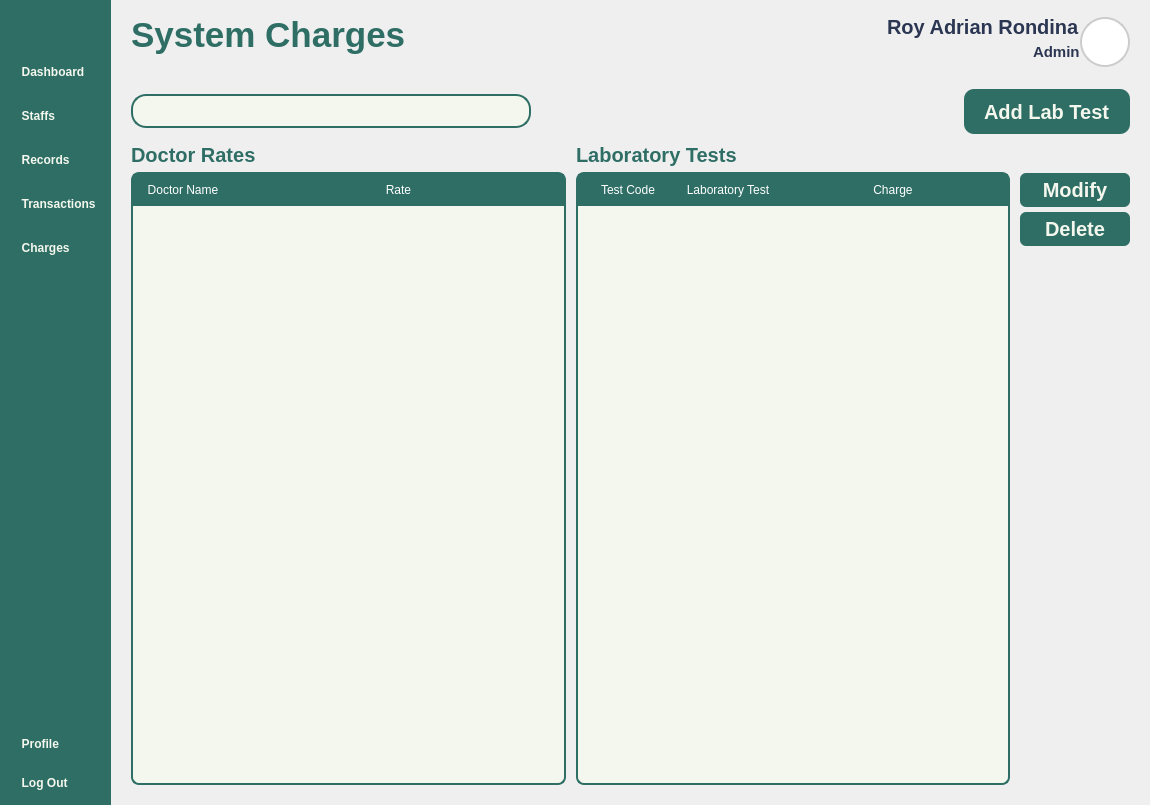
Old version of the form Views/Admin_Charges.ui in the repository VinsmokeSanji69/COVACHA_CLINIC_SYSTEM.
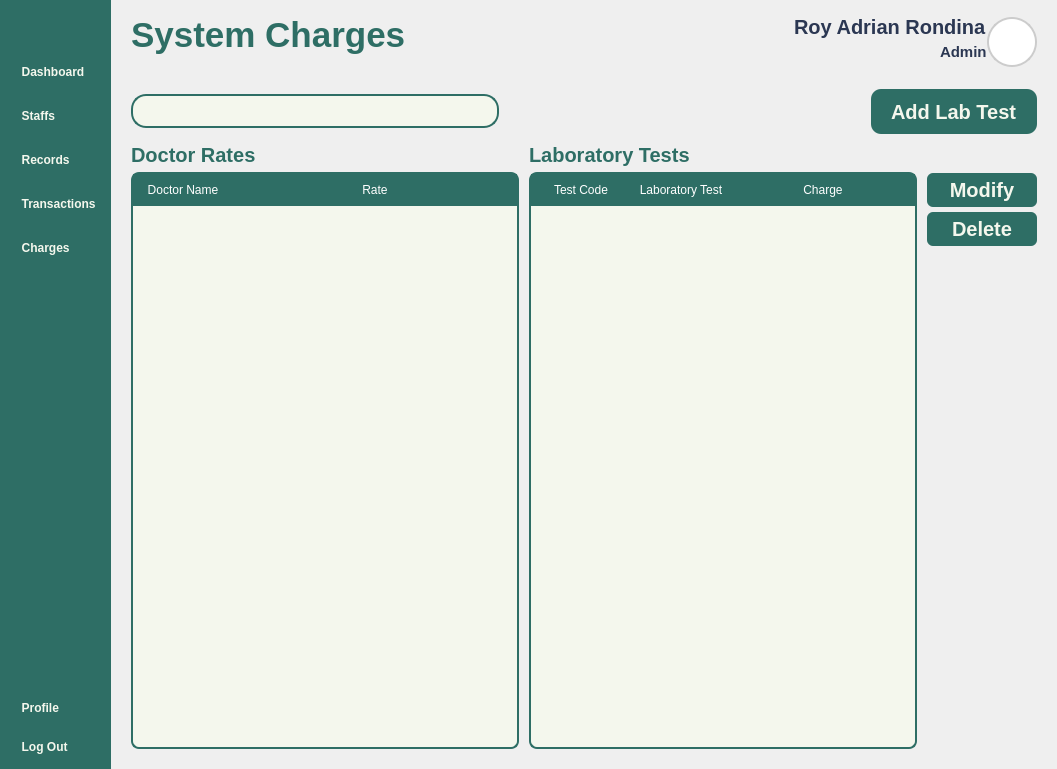
New version of the form. Icons and pictures are not drawn.

Patch:
```diff
--- a/Views/Admin_Charges.ui
+++ b/Views/Admin_Charges.ui
@@ -1,30 +1,15 @@
 <?xml version="1.0" encoding="UTF-8"?>
 <ui version="4.0">
- <class>MainWindow</class>
- <widget class="QMainWindow" name="MainWindow">
-  <property name="windowModality">
-   <enum>Qt::ApplicationModal</enum>
-  </property>
+ <class>Form</class>
+ <widget class="QWidget" name="Form">
   <property name="geometry">
    <rect>
     <x>0</x>
     <y>0</y>
-    <width>1150</width>
-    <height>805</height>
+    <width>1057</width>
+    <height>769</height>
    </rect>
   </property>
-  <property name="sizePolicy">
-   <sizepolicy hsizetype="Expanding" vsizetype="Expanding">
-    <horstretch>0</horstretch>
-    <verstretch>0</verstretch>
-   </sizepolicy>
-  </property>
-  <property name="baseSize">
-   <size>
-    <width>1150</width>
-    <height>805</height>
-   </size>
-  </property>
   <property name="windowTitle">
    <string>MainWindow</string>
   </property>
@@ -58,13 +43,6 @@
 
 </string>
   </property>
-  <widget class="QWidget" name="centralwidget">
-   <property name="sizePolicy">
-    <sizepolicy hsizetype="Expanding" vsizetype="Expanding">
-     <horstretch>0</horstretch>
-     <verstretch>0</verstretch>
-    </sizepolicy>
-   </property>
    <layout class="QHBoxLayout" name="horizontalLayout_4">
     <property name="spacing">
      <number>0</number>
@@ -944,8 +922,8 @@
                        <rect>
                         <x>0</x>
                         <y>0</y>
-                        <width>396</width>
-                        <height>607</height>
+                       <width>243</width>
+                       <height>568</height>
                        </rect>
                       </property>
                       <layout class="QVBoxLayout" name="verticalLayout_6">
@@ -1059,8 +1037,8 @@
                        <rect>
                         <x>0</x>
                         <y>0</y>
-                        <width>369</width>
-                        <height>607</height>
+                       <width>379</width>
+                       <height>568</height>
                        </rect>
                       </property>
                       <layout class="QVBoxLayout" name="verticalLayout_7">
@@ -1198,9 +1176,6 @@
      </widget>
     </item>
    </layout>
-   <zorder>MainBodyContainer</zorder>
-   <zorder>NavBar</zorder>
-  </widget>
  </widget>
  <resources>
   <include location="../Images/resources.qrc"/>
```
Left out of the diff: 2 changed lines with no effect on the pictures. Lines whose indentation alone changed are shown as unchanged.
